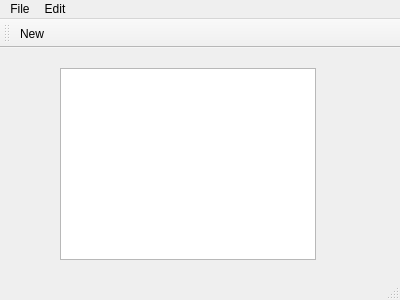
Before: the Qt Designer form notepad/notepad.ui in frozar/qt5_dummy, drawn with Qt 5.
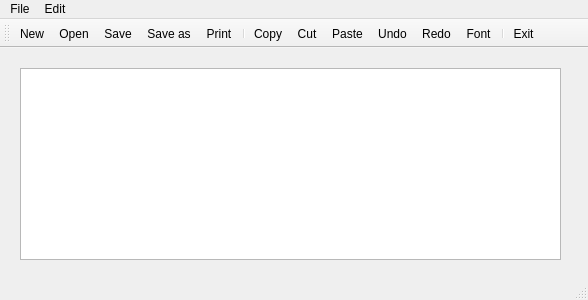
After: the same form once the commit is applied. Icons and pictures are not drawn.

Commit message: [NOTEPAD] Add the ressource file 'icons.qrc' to manage icons. Add icons also and update the code accordingly.

The edit to the form file:
```diff
--- a/notepad/notepad.ui
+++ b/notepad/notepad.ui
@@ -6,7 +6,7 @@
    <rect>
     <x>0</x>
     <y>0</y>
-    <width>400</width>
+    <width>588</width>
     <height>300</height>
    </rect>
   </property>
@@ -17,9 +17,9 @@
    <widget class="QTextEdit" name="textEdit">
     <property name="geometry">
      <rect>
-      <x>60</x>
+      <x>20</x>
       <y>20</y>
-      <width>256</width>
+      <width>541</width>
       <height>192</height>
      </rect>
     </property>
@@ -30,7 +30,7 @@
     <rect>
      <x>0</x>
      <y>0</y>
-     <width>400</width>
+     <width>588</width>
      <height>20</height>
     </rect>
    </property>
@@ -66,6 +66,19 @@
     <bool>false</bool>
    </attribute>
    <addaction name="actionNew"/>
+   <addaction name="actionOpen"/>
+   <addaction name="actionSave"/>
+   <addaction name="actionSave_as"/>
+   <addaction name="actionPrint"/>
+   <addaction name="separator"/>
+   <addaction name="actionCopy"/>
+   <addaction name="actionCut"/>
+   <addaction name="actionPaste"/>
+   <addaction name="actionUndo"/>
+   <addaction name="actionRedo"/>
+   <addaction name="actionFont"/>
+   <addaction name="separator"/>
+   <addaction name="actionExit"/>
   </widget>
   <widget class="QStatusBar" name="statusBar"/>
   <action name="actionNew">
@@ -134,6 +147,15 @@
     <string>Redo</string>
    </property>
   </action>
+  <action name="actionExit">
+   <property name="icon">
+    <iconset resource="icons.qrc">
+     <normaloff>:/icons/application_exit.png</normaloff>:/icons/application_exit.png</iconset>
+   </property>
+   <property name="text">
+    <string>Exit</string>
+   </property>
+  </action>
  </widget>
  <layoutdefault spacing="6" margin="11"/>
  <tabstops>
```
Left out of the diff: 56 changed lines with no effect on the pictures. The commit also changes 16 other files.
